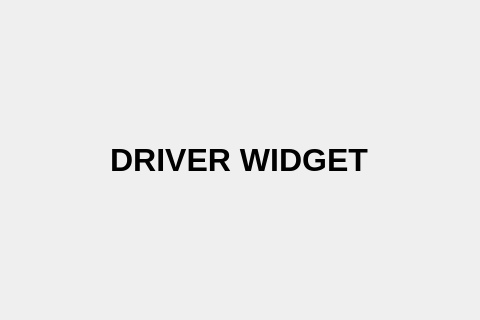
Before: the Qt Designer form transportation_company_qt_app/driverw.ui in OlafBieganski/Transportation-company-managment-app, drawn with Qt 5; both pictures show x 157 to 637 and y 102 to 422 of the 792 by 526 pixel window.
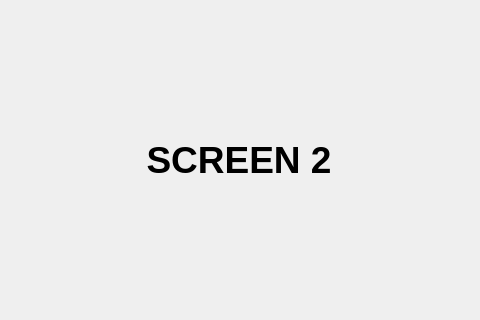
After: the same form once the commit is applied. The open tabs and pages were chosen to show the change.

```diff
--- a/transportation_company_qt_app/driverw.ui
+++ b/transportation_company_qt_app/driverw.ui
@@ -13,12 +13,34 @@
   <property name="windowTitle">
    <string>Form</string>
   </property>
-  <layout class="QHBoxLayout" name="horizontalLayout">
+  <layout class="QVBoxLayout" name="verticalLayout_2">
    <item>
-    <widget class="QLabel" name="label">
-     <property name="text">
-      <string>&lt;html&gt;&lt;head/&gt;&lt;body&gt;&lt;p align=&quot;center&quot;&gt;&lt;span style=&quot; font-size:24pt; font-weight:700;&quot;&gt;DRIVER WIDGET&lt;/span&gt;&lt;/p&gt;&lt;/body&gt;&lt;/html&gt;</string>
+    <widget class="QStackedWidget" name="stackedWidget">
+     <property name="currentIndex">
+      <number>0</number>
      </property>
+     <widget class="QWidget" name="page">
+      <layout class="QVBoxLayout" name="verticalLayout">
+       <item>
+        <widget class="QLabel" name="label">
+         <property name="text">
+          <string>&lt;html&gt;&lt;head/&gt;&lt;body&gt;&lt;p align=&quot;center&quot;&gt;&lt;span style=&quot; font-size:24pt; font-weight:700;&quot;&gt;DRIVER WIDGET&lt;/span&gt;&lt;/p&gt;&lt;/body&gt;&lt;/html&gt;</string>
+         </property>
+        </widget>
+       </item>
+      </layout>
+     </widget>
+     <widget class="QWidget" name="page_2">
+      <layout class="QHBoxLayout" name="horizontalLayout">
+       <item>
+        <widget class="QLabel" name="label_2">
+         <property name="text">
+          <string>&lt;html&gt;&lt;head/&gt;&lt;body&gt;&lt;p align=&quot;center&quot;&gt;&lt;span style=&quot; font-size:28pt; font-weight:700;&quot;&gt;SCREEN 2&lt;/span&gt;&lt;/p&gt;&lt;/body&gt;&lt;/html&gt;</string>
+         </property>
+        </widget>
+       </item>
+      </layout>
+     </widget>
     </widget>
    </item>
   </layout>
```
